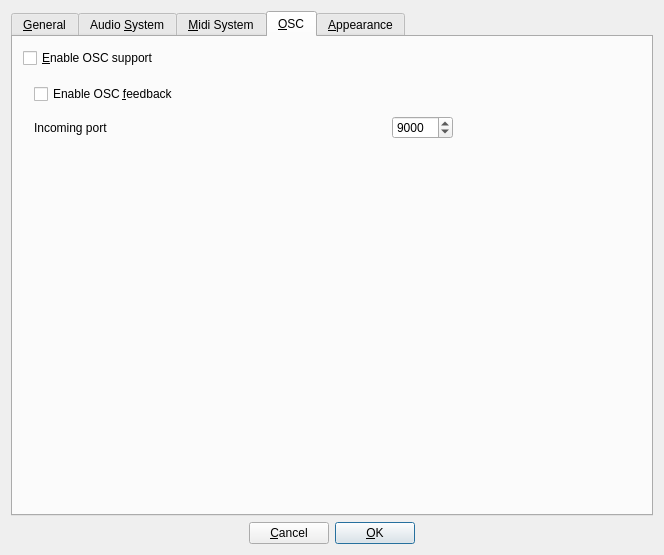
This is src/gui/src/PreferencesDialog_UI.ui in hydrogen-music/hydrogen as Qt 5 draws it before an edit. The edited form follows.
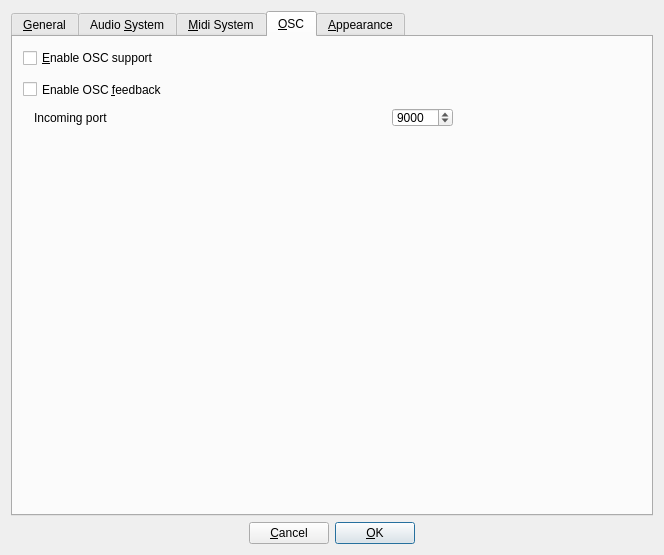
This is the edited form. The open tabs and pages were chosen to show the change. Custom widgets are drawn as their Qt base class.

Commit message: PreferencesDialog_UI: change midi feedback label, resize other labels

The edit to the form file:
```diff
--- a/src/gui/src/PreferencesDialog_UI.ui
+++ b/src/gui/src/PreferencesDialog_UI.ui
@@ -776,33 +776,33 @@
         <property name="geometry">
          <rect>
           <x>0</x>
-          <y>0</y>
+          <y>30</y>
           <width>441</width>
-          <height>89</height>
+          <height>41</height>
          </rect>
         </property>
         <layout class="QGridLayout" name="gridLayout_3">
-         <item row="2" column="2">
-          <spacer name="horizontalSpacer_2">
-           <property name="orientation">
-            <enum>Qt::Horizontal</enum>
-           </property>
-           <property name="sizeHint" stdset="0">
-            <size>
-             <width>40</width>
-             <height>20</height>
-            </size>
-           </property>
-          </spacer>
-         </item>
-         <item row="2" column="0">
+         <item row="1" column="0">
           <widget class="QLabel" name="label_4">
            <property name="text">
             <string>Incoming port</string>
            </property>
           </widget>
          </item>
-         <item row="2" column="3">
+         <item row="1" column="2">
+          <spacer name="horizontalSpacer_2">
+           <property name="orientation">
+            <enum>Qt::Horizontal</enum>
+           </property>
+           <property name="sizeHint" stdset="0">
+            <size>
+             <width>40</width>
+             <height>20</height>
+            </size>
+           </property>
+          </spacer>
+         </item>
+         <item row="1" column="3">
           <widget class="QSpinBox" name="incomingOscPortSpinBox">
            <property name="toolTip">
             <string>&lt;html&gt;&lt;head/&gt;&lt;body&gt;&lt;p&gt;Port which will be used to receive incoming OSC messages&lt;/p&gt;&lt;/body&gt;&lt;/html&gt;</string>
@@ -815,10 +815,17 @@
            </property>
           </widget>
          </item>
-         <item row="1" column="0">
-          <layout class="QVBoxLayout" name="verticalLayout_7">
-           <item>
+        </layout>
+       </widget>
             <widget class="QCheckBox" name="enableOscFeedbackCheckbox">
+        <property name="geometry">
+         <rect>
+          <x>0</x>
+          <y>10</y>
+          <width>441</width>
+          <height>25</height>
+         </rect>
+        </property>
              <property name="minimumSize">
               <size>
                <width>0</width>
@@ -832,18 +839,13 @@
               <string>Alt+R</string>
              </property>
             </widget>
-           </item>
-          </layout>
-         </item>
-        </layout>
-       </widget>
       </widget>
       <widget class="QCheckBox" name="enableOscCheckbox">
        <property name="geometry">
         <rect>
          <x>10</x>
          <y>10</y>
-         <width>166</width>
+         <width>441</width>
          <height>22</height>
         </rect>
        </property>
```
Left out of the diff: 4 changed lines with no effect on the pictures. Lines whose indentation alone changed are shown as unchanged.
